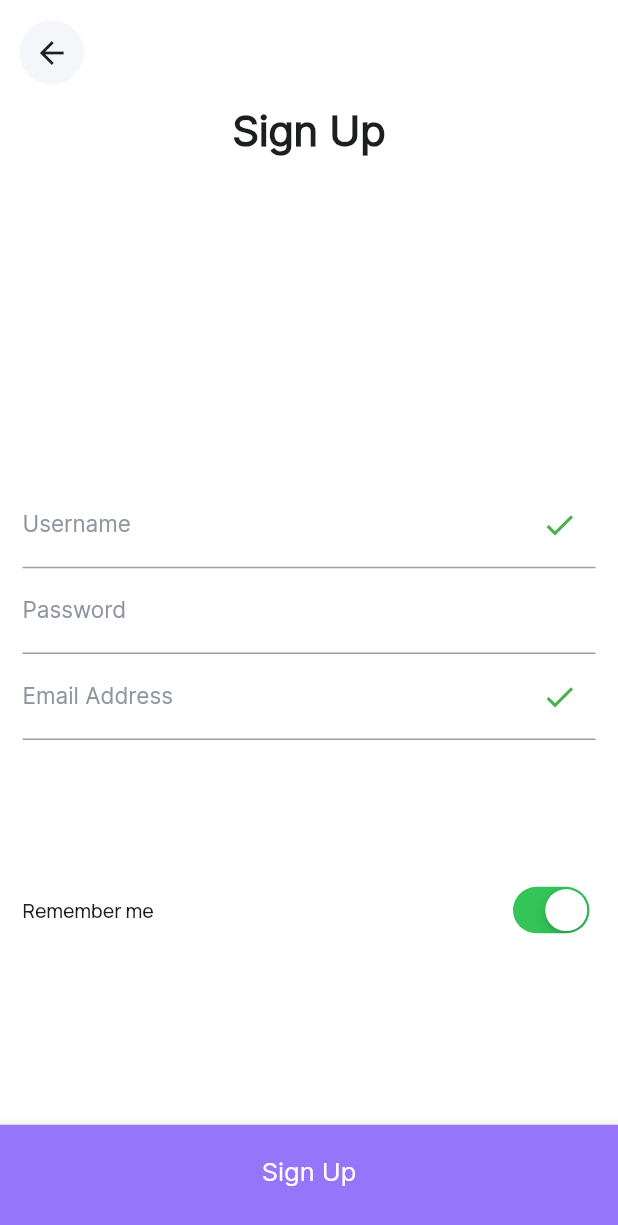
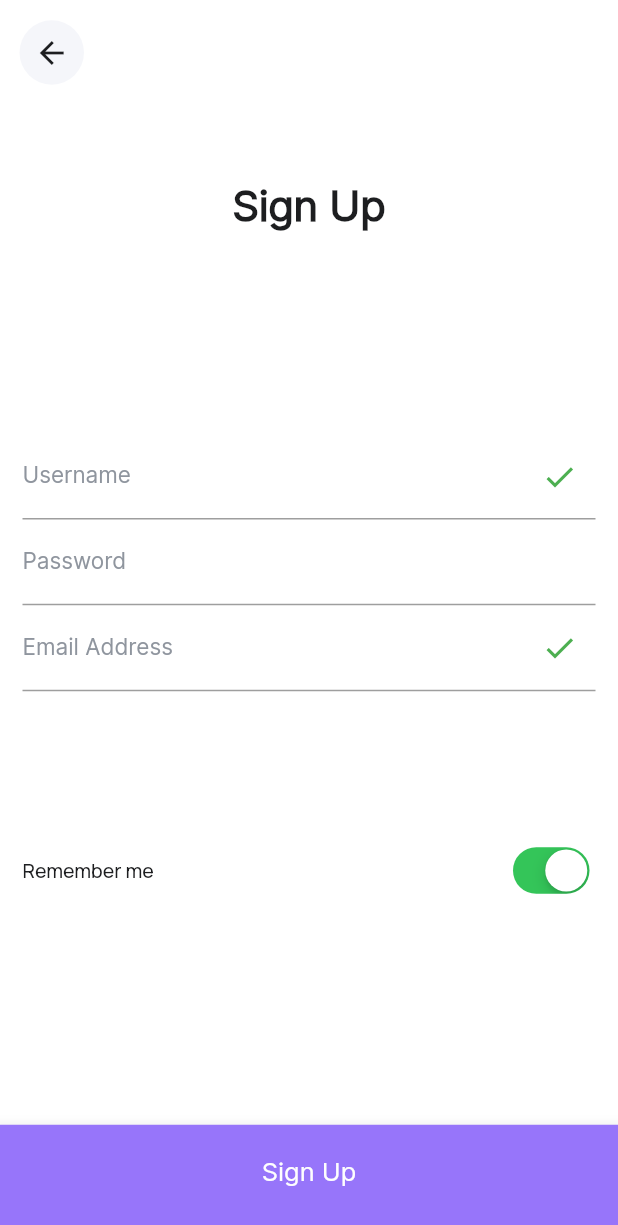
Before and after one commit to bnasare/laza, a Flutter app: the SignUpScreen screen opened by its route, on a phone screen of 412 x 824 dp. Shown: the top 1225 px of the screen. Run offline on Flutter 3.47's test engine with Material 2 defaults, Android fonts, the phone set to English and light mode, and no system bars; our stand-ins replace device_preview, flutter_iconly, flutter_svg, google_fonts, timer_count_down.

Commit message:
signup screen responsiveness trial

```diff
--- a/lib/screens/signup_screen.dart
+++ b/lib/screens/signup_screen.dart
@@ -28,7 +28,7 @@ class SignUpScreen extends StatelessWidget {
         body: Padding(
           padding: const EdgeInsets.symmetric(horizontal: 15.0),
           child: Column(
-            mainAxisAlignment: MainAxisAlignment.spaceBetween,
+            mainAxisAlignment: MainAxisAlignment.spaceAround,
             children: [
               const Text(
                 "Sign Up",
@@ -40,10 +40,11 @@ class SignUpScreen extends StatelessWidget {
                 ),
               ),
               Padding(
-                padding: EdgeInsets.only(
-                    top: MediaQuery.of(context).size.height * 0.15),
+                padding: const EdgeInsets.only(
+                    // top: MediaQuery.of(context).size.height * 0.15
+                    top: 35),
                 child: Column(
-                    mainAxisAlignment: MainAxisAlignment.spaceAround,
+                    // mainAxisAlignment: MainAxisAlignment.spaceAround,
                     children: [
                       AuthTextField(
                         controller: TextEditingController(),
@@ -56,14 +57,6 @@ class SignUpScreen extends StatelessWidget {
                       AuthTextField(
                         controller: TextEditingController(),
                         labelText: "Password",
-                        // trailingWidget: const Text(
-                        //   "Strong",
-                        //   style: TextStyle(
-                        //     color: Color(0xFF34C559),
-                        //     fontSize: 11,
-                        //     fontWeight: FontWeight.w400,
-                        //   ),
-                        // ),
                         trailingText: "Strong",
                       ),
                       AuthTextField(
@@ -72,13 +65,15 @@ class SignUpScreen extends StatelessWidget {
                         trailingWidget: const Icon(
                           Icons.check_outlined,
                           color: Colors.green,
+                          // color: color.primary,
                         ),
                       ),
                     ]),
               ),
               Padding(
-                padding: EdgeInsets.only(
-                    bottom: MediaQuery.of(context).size.height * 0.15),
+                padding: const EdgeInsets.only(
+                    // bottom: MediaQuery.of(context).size.height * 0.15
+                    bottom: 100),
                 child: Row(
                   mainAxisAlignment: MainAxisAlignment.spaceBetween,
                   children: [
--- a/lib/widgets/navbar_button.dart
+++ b/lib/widgets/navbar_button.dart
@@ -9,9 +9,12 @@ class NavBarButton extends StatelessWidget {
 
   @override
   Widget build(BuildContext context) {
+    final color = Theme.of(context).colorScheme;
+
     return BottomAppBar(
       height: MediaQuery.of(context).size.height * 0.09,
-      color: const Color(0xFF9775FA),
+      // color: const Color(0xFF9775FA),
+      color: color.primary,
       child: TextButton(
         onPressed: () {},
         child: Text(
```
